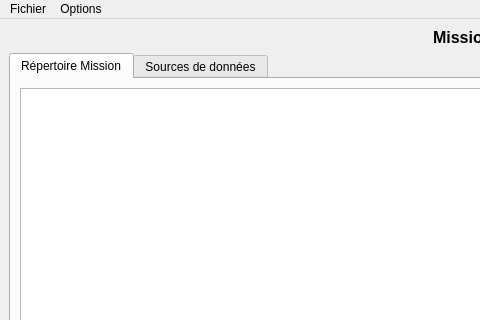
The window that mainwindow.ui (MaximeGeay/CruiseManager) describes before a commit, drawn with Qt 5; both pictures show x 0 to 480 and y 0 to 320 of the 930 by 564 pixel window.
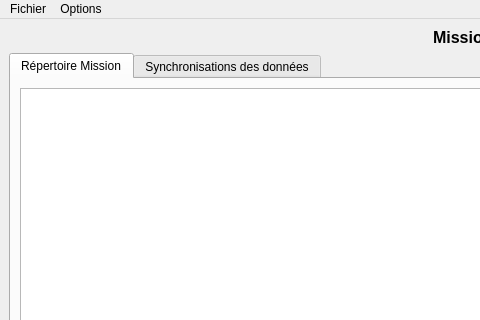
The same window after the commit.

Commit message: CruiseManager 1.2 - Ajout de l'Option Incrémental/miroir sur les synchronisations - Ajout d'une sécurité lors des suppressions - Correction de bug sur les volumes de données à copier - Ajout de la possibilité de faire des sauvegardes externes - Ajout d'un fichier de profils sparés du fichiers Sippican

```diff
--- a/mainwindow.ui
+++ b/mainwindow.ui
@@ -69,7 +69,7 @@
       </widget>
       <widget class="QWidget" name="tab_2">
        <attribute name="title">
-        <string>Sources de données</string>
+        <string>Synchronisations des données</string>
        </attribute>
        <layout class="QGridLayout" name="gridLayout_3">
         <item row="0" column="0">
```
Left out of the diff: 16 changed lines with no effect on the pictures. The commit also changes 7 other files.
